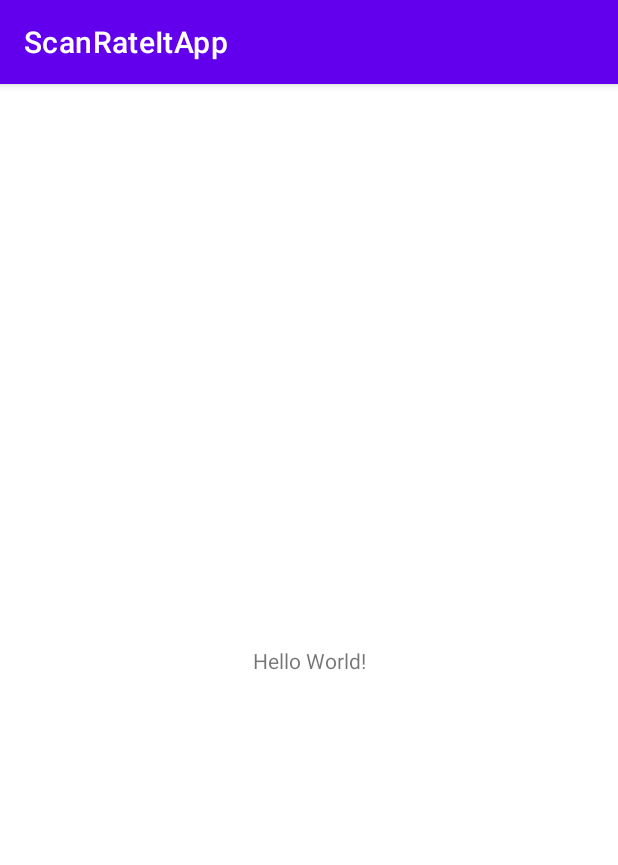
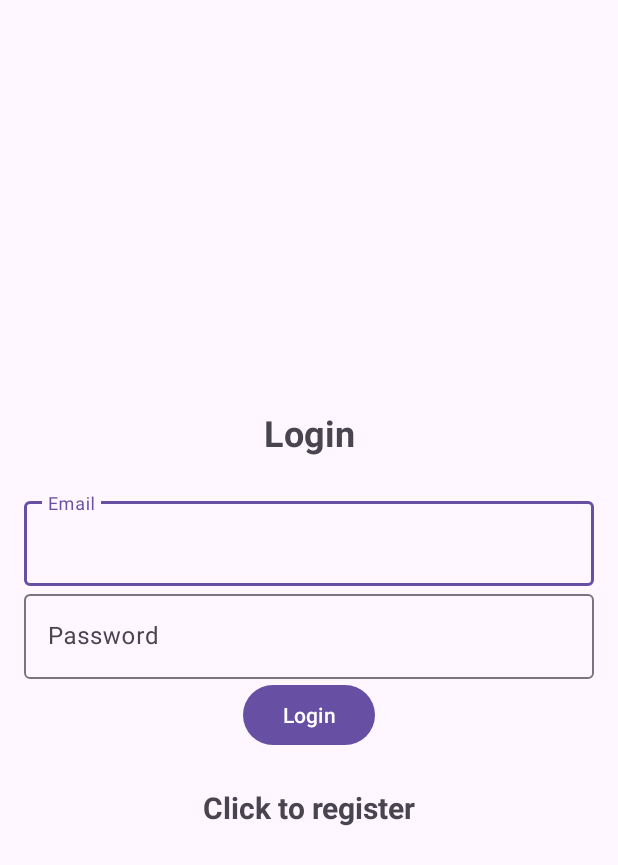
Before and after one commit to AlissonMdaCruz/ScanRateItApp, an Android app: the screen it shows after launch (MainActivity before the commit, LoginActivity after it), on a phone screen of 412 x 824 dp. Shown: the top 865 px of the screen. Run offline under Robolectric (Android 15) with nearby library versions, the phone set to English and light mode, and no system bars; our stand-ins replace Firebase (no records; nobody signed in at launch, a user with empty details on screens opened directly).

Commit message:
[add] login e registro inicial

```diff
--- a/app/build.gradle
+++ b/app/build.gradle
@@ -17,7 +17,9 @@ android {
 
         testInstrumentationRunner "androidx.test.runner.AndroidJUnitRunner"
     }
-
+    buildFeatures {
+        viewBinding true
+    }
     buildTypes {
         release {
             minifyEnabled false
--- /dev/null
+++ b/app/src/main/java/com/akhenaton/scanrateitapp/common/BaseActivity.kt
@@ -0,0 +1,25 @@
+package com.akhenaton.scanrateitapp.common
+
+import android.os.Bundle
+import android.view.LayoutInflater
+import androidx.appcompat.app.AppCompatActivity
+import androidx.viewbinding.ViewBinding
+
+abstract class BaseActivity<VB: ViewBinding>(
+    private val bindingInflater: (inflater: LayoutInflater) -> VB
+) : AppCompatActivity() {
+
+    private var _binding: VB? = null
+
+    val binding: VB
+        get() = _binding as VB
+
+    override fun onCreate(savedInstanceState: Bundle?) {
+        super.onCreate(savedInstanceState)
+        _binding = bindingInflater.invoke(layoutInflater)
+        if (_binding == null) {
+            throw IllegalArgumentException("Binding cannot be null!")
+        }
+        setContentView(binding.root)
+    }
+}
--- /dev/null
+++ b/app/src/main/res/layout/activity_login.xml
@@ -0,0 +1,66 @@
+<?xml version="1.0" encoding="utf-8"?>
+<LinearLayout xmlns:android="http://schemas.android.com/apk/res/android"
+    xmlns:tools="http://schemas.android.com/tools"
+    android:layout_width="match_parent"
+    android:layout_height="match_parent"
+    android:gravity="center"
+    android:orientation="vertical"
+    android:padding="16dp"
+    tools:context=".LoginActivity">
+
+    <TextView
+        android:layout_width="match_parent"
+        android:layout_height="wrap_content"
+        android:layout_marginBottom="24dp"
+        android:gravity="center"
+        android:text="@string/login"
+        android:textSize="24sp"
+        android:textStyle="bold" />
+
+    <com.google.android.material.textfield.TextInputLayout
+        android:layout_width="match_parent"
+        android:layout_height="wrap_content">
+
+        <com.google.android.material.textfield.TextInputEditText
+            android:id="@+id/edt_login_email"
+            android:layout_width="match_parent"
+            android:layout_height="wrap_content"
+            android:hint="@string/email" />
+
+    </com.google.android.material.textfield.TextInputLayout>
+
+    <com.google.android.material.textfield.TextInputLayout
+        android:layout_width="match_parent"
+        android:layout_height="wrap_content">
+
+        <com.google.android.material.textfield.TextInputEditText
+            android:id="@+id/edt_login_password"
+            android:layout_width="match_parent"
+            android:layout_height="wrap_content"
+            android:hint="@string/password" />
+
+    </com.google.android.material.textfield.TextInputLayout>
+
+    <ProgressBar
+        android:id="@+id/pgb_login"
+        android:layout_width="wrap_content"
+        android:layout_height="wrap_content"
+        android:visibility="gone" />
+
+    <Button
+        android:id="@+id/btn_login"
+        android:layout_width="wrap_content"
+        android:layout_height="wrap_content"
+        android:text="@string/login" />
+
+    <TextView
+        android:id="@+id/txt_register_now"
+        android:layout_width="match_parent"
+        android:layout_height="wrap_content"
+        android:layout_marginTop="24dp"
+        android:gravity="center"
+        android:text="@string/click_to_register"
+        android:textSize="20sp"
+        android:textStyle="bold" />
+
+</LinearLayout>
--- a/app/src/main/res/layout/activity_main.xml
+++ b/app/src/main/res/layout/activity_main.xml
@@ -1,18 +1,22 @@
 <?xml version="1.0" encoding="utf-8"?>
-<androidx.constraintlayout.widget.ConstraintLayout xmlns:android="http://schemas.android.com/apk/res/android"
-    xmlns:app="http://schemas.android.com/apk/res-auto"
+<LinearLayout xmlns:android="http://schemas.android.com/apk/res/android"
     xmlns:tools="http://schemas.android.com/tools"
     android:layout_width="match_parent"
     android:layout_height="match_parent"
+    android:gravity="center"
+    android:orientation="vertical"
     tools:context=".MainActivity">
 
     <TextView
+        android:id="@+id/txt_user_details"
         android:layout_width="wrap_content"
         android:layout_height="wrap_content"
-        android:text="Hello World!"
-        app:layout_constraintBottom_toBottomOf="parent"
-        app:layout_constraintEnd_toEndOf="parent"
-        app:layout_constraintStart_toStartOf="parent"
-        app:layout_constraintTop_toTopOf="parent" />
+        android:text="Hello World!" />
 
-</androidx.constraintlayout.widget.ConstraintLayout>
+    <Button
+        android:id="@+id/btn_logout"
+        android:layout_width="wrap_content"
+        android:layout_height="wrap_content"
+        android:text="@string/logout" />
+
+</LinearLayout>
--- a/app/src/main/res/values/strings.xml
+++ b/app/src/main/res/values/strings.xml
@@ -1,3 +1,10 @@
 <resources>
     <string name="app_name">ScanRateItApp</string>
+    <string name="login">Login</string>
+    <string name="email">Email</string>
+    <string name="password">Password</string>
+    <string name="register">Register</string>
+    <string name="click_to_login">Click to login</string>
+    <string name="click_to_register">Click to register</string>
+    <string name="logout">logout</string>
 </resources>
```
Also changed, not shown: app/src/main/AndroidManifest.xml (+21 -3 lines), app/src/main/java/com/akhenaton/scanrateitapp/LoginActivity.kt (added, +94 -0 lines), app/src/main/java/com/akhenaton/scanrateitapp/MainActivity.kt (+27 -3 lines), app/src/main/java/com/akhenaton/scanrateitapp/RegisterActivity.kt (added, +89 -0 lines), app/src/main/res/layout/activity_register.xml (added, +66 -0 lines).
